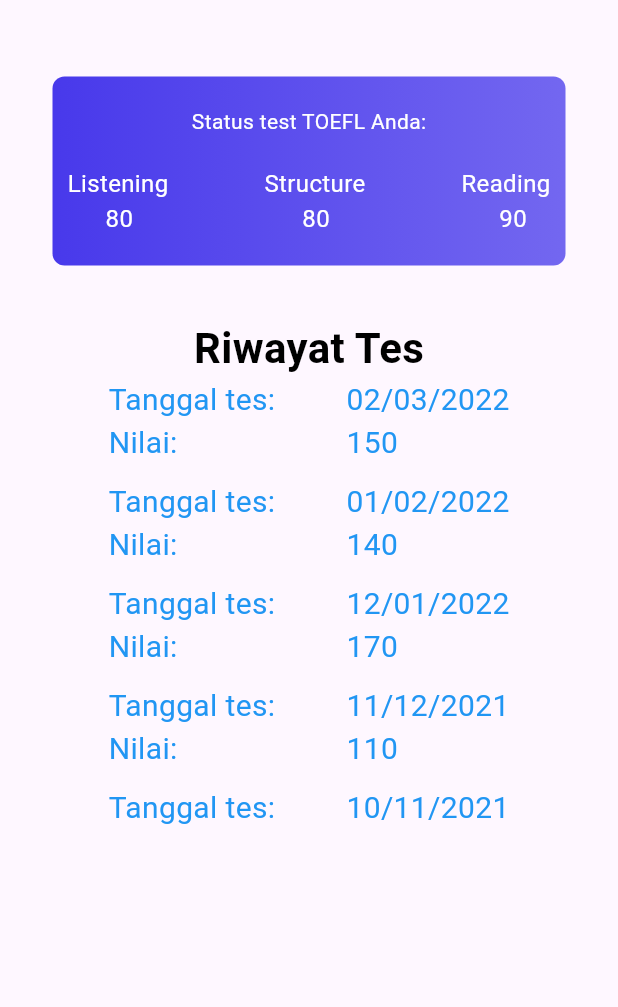
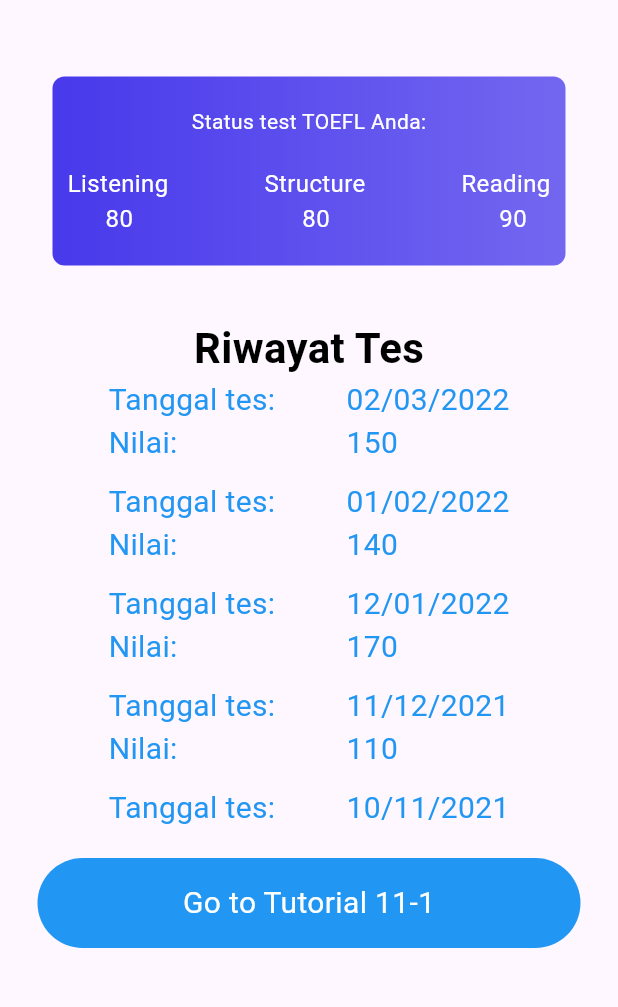
Before and after one commit to idlofizahir86/Tutorial_10-1_1301213407_IDLOFI-ZAHIR-RAJABA, a Flutter app: the screen it shows after launch, on a phone screen of 412 x 824 dp, the part 159-1166 px from its top. Run offline on Flutter 3.47's test engine with Material 3 defaults, Android fonts, the light colour scheme and no system bars.

Commit message:
Tutorial 11.1

```diff
--- a/lib/main.dart
+++ b/lib/main.dart
@@ -1,4 +1,6 @@
 import 'package:flutter/material.dart';
+
+import 'tutorial_11_1_page.dart';
 
 void main() {
   runApp(const MyApp());
@@ -174,6 +176,30 @@
                     );
                   },
                 ),
+              ), // Navigation text
+              const SizedBox(height: 20),
+              GestureDetector(
+                onTap: () {
+                  Navigator.push(
+                    context,
+                    MaterialPageRoute(
+                        builder: (context) => const Tutorial11Page()),
+                  );
+                },
+                child: Container(
+                    height: 60,
+                    decoration: BoxDecoration(
+                        color: Colors.blue,
+                        borderRadius: BorderRadius.circular(40)),
+                    child: const Center(
+                      child: Text(
+                        "Go to Tutorial 11-1",
+                        style: TextStyle(
+                          color: Colors.white,
+                          fontSize: 20,
+                        ),
+                      ),
+                    )),
               ),
             ],
           ),
```
Also changed, not shown: lib/tutorial_11_1_page.dart (added, +45 -0 lines).
